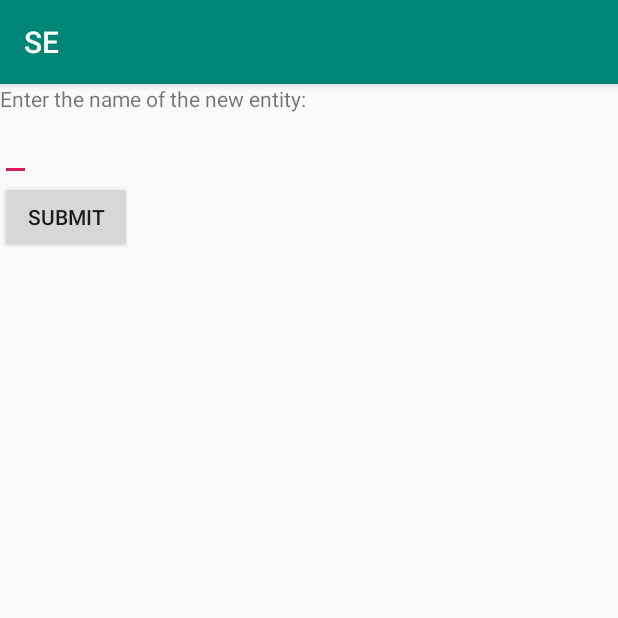
After one commit to Rockstars-NITDgp/SE, an Android app: the AddNewEntity screen opened directly, with no data from a screen before it, on a phone screen of 412 x 824 dp, the top half of it. The commit adds this screen. Run offline under Robolectric (Android 15) with nearby library versions, the phone set to English and light mode, and no system bars.

Commit message:
Added Entity Addition

```diff
--- a/app/build.gradle
+++ b/app/build.gradle
@@ -21,6 +21,7 @@ android {
 dependencies {
     implementation fileTree(dir: 'libs', include: ['*.jar'])
     implementation 'com.android.support:appcompat-v7:28.0.0'
+    implementation 'com.android.support:recyclerview-v7:28.0.0'
     implementation 'com.android.support.constraint:constraint-layout:1.1.3'
     testImplementation 'junit:junit:4.12'
     androidTestImplementation 'com.android.support.test:runner:1.0.2'
--- a/app/src/main/AndroidManifest.xml
+++ b/app/src/main/AndroidManifest.xml
@@ -9,6 +9,8 @@
         android:roundIcon="@mipmap/ic_launcher_round"
         android:supportsRtl="true"
         android:theme="@style/AppTheme">
+        <activity android:name=".AddNewRelation"></activity>
+        <activity android:name=".AddNewEntity" />
         <activity android:name=".MainActivity">
             <intent-filter>
                 <action android:name="android.intent.action.MAIN" />
--- /dev/null
+++ b/app/src/main/java/com/example/android/se/AddNewEntity.java
@@ -0,0 +1,40 @@
+package com.example.android.se;
+
+import android.content.Intent;
+import android.support.v7.app.AppCompatActivity;
+import android.os.Bundle;
+import android.text.Editable;
+import android.view.View;
+import android.widget.Button;
+import android.widget.EditText;
+
+import java.util.ArrayList;
+
+
+public class AddNewEntity extends AppCompatActivity {
+
+    @Override
+    protected void onCreate(Bundle savedInstanceState) {
+        super.onCreate(savedInstanceState);
+        setContentView(R.layout.activity_add_new_entity);
+
+        final Button submit = findViewById(R.id.AddNewEntitySubmit);
+        submit.setOnClickListener(new View.OnClickListener() {
+            @Override
+            public void onClick(View v) {
+                //Code for adding the name of new entity to the entities_list Arraylist from MainActivity.java
+                final EditText entity_name = findViewById(R.id.AddNewEntityInput);
+                Editable entityname = entity_name.getText();
+
+                Bundle recv = getIntent().getExtras();
+                ArrayList<CharSequence> entities_list = recv.getCharSequenceArrayList("entities");
+                entities_list.add(entityname);
+
+                Bundle send = new Bundle();
+                send.putCharSequenceArrayList("entities", entities_list);
+                startActivity(new Intent(AddNewEntity.this, MainActivity.class).putExtras(send));
+            }
+        });
+
+    }
+}
--- /dev/null
+++ b/app/src/main/res/layout/activity_add_new_entity.xml
@@ -0,0 +1,30 @@
+<?xml version="1.0" encoding="utf-8"?>
+<android.support.constraint.ConstraintLayout xmlns:android="http://schemas.android.com/apk/res/android"
+    xmlns:app="http://schemas.android.com/apk/res-auto"
+    xmlns:tools="http://schemas.android.com/tools"
+    android:layout_width="match_parent"
+    android:layout_height="match_parent"
+    tools:context=".AddNewEntity">
+
+    <LinearLayout
+        android:layout_width="wrap_content"
+        android:layout_height="wrap_content"
+        android:orientation="vertical">
+        <TextView
+            android:layout_width="wrap_content"
+            android:layout_height="wrap_content"
+            android:id="@+id/test"
+            android:text="Enter the name of the new entity:"/>
+        <EditText
+            android:layout_width="wrap_content"
+            android:layout_height="wrap_content"
+            android:id="@+id/AddNewEntityInput"
+            android:inputType="text"/>
+        <Button
+            android:layout_width="wrap_content"
+            android:layout_height="wrap_content"
+            android:id="@+id/AddNewEntitySubmit"
+            android:text="Submit"/>
+    </LinearLayout>
+
+</android.support.constraint.ConstraintLayout>
```
Also changed, not shown: app/src/main/java/com/example/android/se/AddNewRelation.java (added, +13 -0 lines), app/src/main/java/com/example/android/se/MainActivity.java (+16 -3 lines), app/src/main/res/layout/activity_add_new_relation.xml (added, +17 -0 lines).
